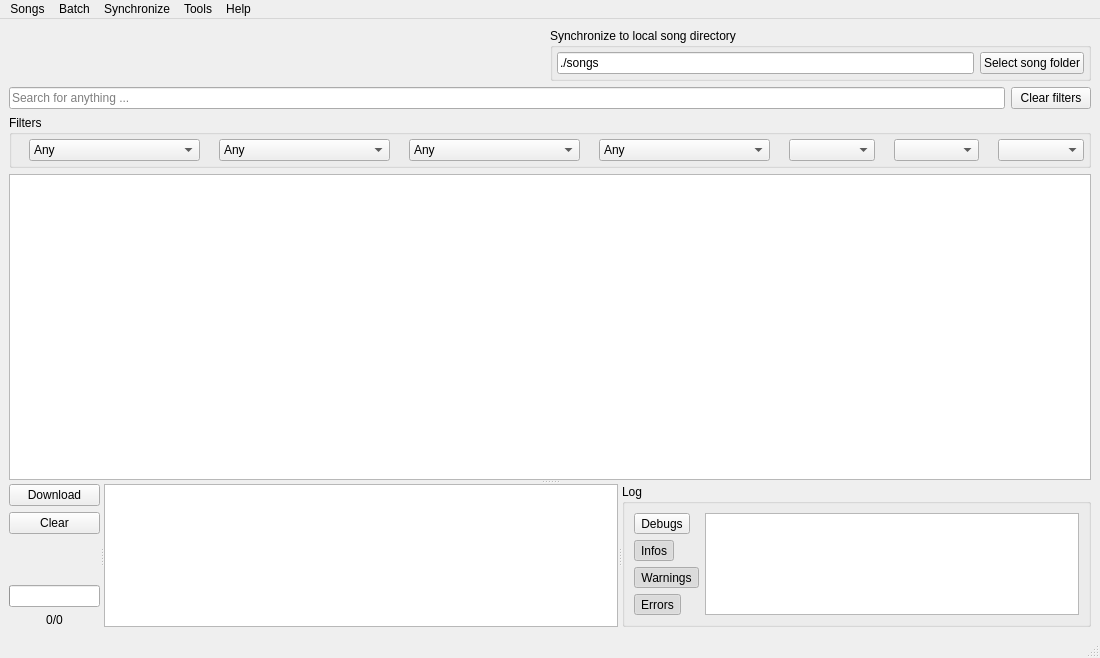
Above: src/usdb_syncer/gui/forms/MainWindow.ui from bohning/usdb_syncer before the change. Below: the same form after it.
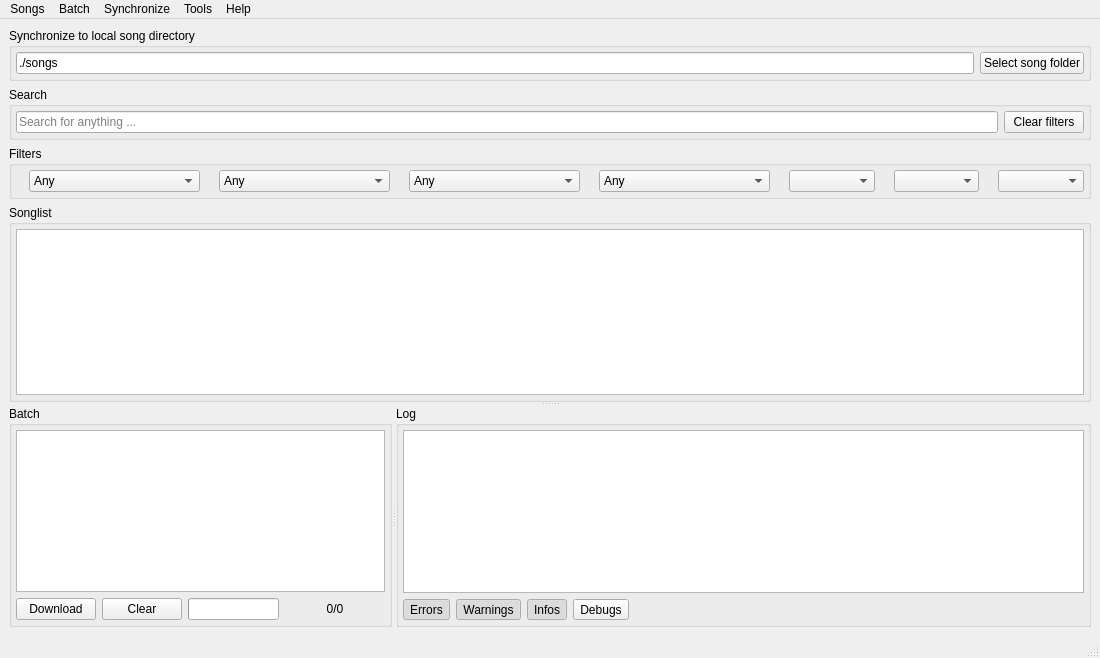
That is the form after the change. Icons and pictures are not drawn.

Commit message: Move some elements into groupboxes, rearrange layout

```diff
--- a/src/usdb_syncer/gui/forms/MainWindow.ui
+++ b/src/usdb_syncer/gui/forms/MainWindow.ui
@@ -14,22 +14,7 @@
    <string>USDB Syncer</string>
   </property>
   <widget class="QWidget" name="centralwidget">
-   <layout class="QVBoxLayout" name="verticalLayout_2">
-    <item>
-     <layout class="QHBoxLayout" name="horizontalLayout_3">
-      <item>
-       <spacer name="horizontalSpacer">
-        <property name="orientation">
-         <enum>Qt::Horizontal</enum>
-        </property>
-        <property name="sizeHint" stdset="0">
-         <size>
-          <width>347</width>
-          <height>17</height>
-         </size>
-        </property>
-       </spacer>
-      </item>
+   <layout class="QVBoxLayout" name="verticalLayout_4">
       <item>
        <widget class="QGroupBox" name="groupBox_2">
         <property name="title">
@@ -78,10 +63,24 @@
         </layout>
        </widget>
       </item>
-     </layout>
-    </item>
     <item>
-     <layout class="QHBoxLayout" name="horizontalLayout_7">
+     <widget class="QGroupBox" name="groupBox_4">
+      <property name="title">
+       <string>Search</string>
+      </property>
+      <layout class="QHBoxLayout" name="horizontalLayout_2">
+       <property name="leftMargin">
+        <number>4</number>
+       </property>
+       <property name="topMargin">
+        <number>4</number>
+       </property>
+       <property name="rightMargin">
+        <number>4</number>
+       </property>
+       <property name="bottomMargin">
+        <number>4</number>
+       </property>
       <item>
        <widget class="QLineEdit" name="lineEdit_search">
         <property name="placeholderText">
@@ -101,9 +100,10 @@
        </widget>
       </item>
      </layout>
+     </widget>
     </item>
     <item>
-     <widget class="QGroupBox" name="groupBox_4">
+     <widget class="QGroupBox" name="groupBox_filters">
       <property name="sizePolicy">
        <sizepolicy hsizetype="MinimumExpanding" vsizetype="Preferred">
         <horstretch>0</horstretch>
@@ -375,6 +375,24 @@
       <property name="orientation">
        <enum>Qt::Vertical</enum>
       </property>
+      <widget class="QGroupBox" name="groupBox_songlist">
+       <property name="title">
+        <string>Songlist</string>
+       </property>
+       <layout class="QVBoxLayout" name="verticalLayout_2">
+        <property name="leftMargin">
+         <number>4</number>
+        </property>
+        <property name="topMargin">
+         <number>4</number>
+        </property>
+        <property name="rightMargin">
+         <number>4</number>
+        </property>
+        <property name="bottomMargin">
+         <number>4</number>
+        </property>
+        <item>
       <widget class="QTableView" name="view_list">
        <property name="sizePolicy">
         <sizepolicy hsizetype="Expanding" vsizetype="Expanding">
@@ -419,21 +437,72 @@
         <number>24</number>
        </attribute>
       </widget>
+        </item>
+       </layout>
+      </widget>
       <widget class="QSplitter" name="splitter_bottom">
-       <property name="sizePolicy">
-        <sizepolicy hsizetype="Expanding" vsizetype="Preferred">
-         <horstretch>0</horstretch>
-         <verstretch>1</verstretch>
-        </sizepolicy>
-       </property>
        <property name="orientation">
         <enum>Qt::Horizontal</enum>
        </property>
-       <widget class="QWidget" name="layoutWidget">
-        <layout class="QVBoxLayout" name="layout_batch_buttons">
-         <property name="spacing">
-          <number>6</number>
-         </property>
+       <widget class="QGroupBox" name="groupBox">
+        <property name="title">
+         <string>Batch</string>
+        </property>
+        <layout class="QVBoxLayout" name="verticalLayout">
+         <property name="leftMargin">
+          <number>4</number>
+         </property>
+         <property name="topMargin">
+          <number>4</number>
+         </property>
+         <property name="rightMargin">
+          <number>4</number>
+         </property>
+         <property name="bottomMargin">
+          <number>4</number>
+         </property>
+         <item>
+          <widget class="QTableView" name="view_batch">
+           <property name="sizePolicy">
+            <sizepolicy hsizetype="Expanding" vsizetype="Expanding">
+             <horstretch>3</horstretch>
+             <verstretch>0</verstretch>
+            </sizepolicy>
+           </property>
+           <property name="editTriggers">
+            <set>QAbstractItemView::NoEditTriggers</set>
+           </property>
+           <property name="alternatingRowColors">
+            <bool>true</bool>
+           </property>
+           <property name="selectionBehavior">
+            <enum>QAbstractItemView::SelectRows</enum>
+           </property>
+           <property name="sortingEnabled">
+            <bool>true</bool>
+           </property>
+           <attribute name="horizontalHeaderMinimumSectionSize">
+            <number>20</number>
+           </attribute>
+           <attribute name="horizontalHeaderDefaultSectionSize">
+            <number>20</number>
+           </attribute>
+           <attribute name="horizontalHeaderHighlightSections">
+            <bool>false</bool>
+           </attribute>
+           <attribute name="horizontalHeaderStretchLastSection">
+            <bool>true</bool>
+           </attribute>
+           <attribute name="verticalHeaderVisible">
+            <bool>false</bool>
+           </attribute>
+           <attribute name="verticalHeaderDefaultSectionSize">
+            <number>24</number>
+           </attribute>
+          </widget>
+         </item>
+         <item>
+          <layout class="QHBoxLayout" name="horizontalLayout">
          <item>
           <widget class="QPushButton" name="button_batch_download">
            <property name="enabled">
@@ -446,6 +515,12 @@
             <iconset resource="../resources/resources.qrc">
              <normaloff>:/icons/drive-download.png</normaloff>:/icons/drive-download.png</iconset>
            </property>
+             <property name="iconSize">
+              <size>
+               <width>20</width>
+               <height>20</height>
+              </size>
+             </property>
           </widget>
          </item>
          <item>
@@ -457,20 +532,13 @@
             <iconset resource="../resources/resources.qrc">
              <normaloff>:/icons/clipboard-empty.png</normaloff>:/icons/clipboard-empty.png</iconset>
            </property>
-          </widget>
-         </item>
-         <item>
-          <spacer name="verticalSpacer">
-           <property name="orientation">
-            <enum>Qt::Vertical</enum>
-           </property>
-           <property name="sizeHint" stdset="0">
+             <property name="iconSize">
             <size>
              <width>20</width>
-             <height>40</height>
-            </size>
-           </property>
-          </spacer>
+               <height>20</height>
+              </size>
+             </property>
+            </widget>
          </item>
          <item>
           <widget class="QProgressBar" name="bar_download_progress">
@@ -484,6 +552,12 @@
          </item>
          <item>
           <widget class="QLabel" name="label_download_progress">
+             <property name="minimumSize">
+              <size>
+               <width>100</width>
+               <height>0</height>
+              </size>
+             </property>
            <property name="text">
             <string>0/0</string>
            </property>
@@ -493,44 +567,8 @@
           </widget>
          </item>
         </layout>
-       </widget>
-       <widget class="QTableView" name="view_batch">
-        <property name="sizePolicy">
-         <sizepolicy hsizetype="Expanding" vsizetype="Expanding">
-          <horstretch>3</horstretch>
-          <verstretch>0</verstretch>
-         </sizepolicy>
-        </property>
-        <property name="editTriggers">
-         <set>QAbstractItemView::NoEditTriggers</set>
-        </property>
-        <property name="alternatingRowColors">
-         <bool>true</bool>
-        </property>
-        <property name="selectionBehavior">
-         <enum>QAbstractItemView::SelectRows</enum>
-        </property>
-        <property name="sortingEnabled">
-         <bool>true</bool>
-        </property>
-        <attribute name="horizontalHeaderMinimumSectionSize">
-         <number>20</number>
-        </attribute>
-        <attribute name="horizontalHeaderDefaultSectionSize">
-         <number>20</number>
-        </attribute>
-        <attribute name="horizontalHeaderHighlightSections">
-         <bool>false</bool>
-        </attribute>
-        <attribute name="horizontalHeaderStretchLastSection">
-         <bool>true</bool>
-        </attribute>
-        <attribute name="verticalHeaderVisible">
-         <bool>false</bool>
-        </attribute>
-        <attribute name="verticalHeaderDefaultSectionSize">
-         <number>24</number>
-        </attribute>
+         </item>
+        </layout>
        </widget>
        <widget class="QGroupBox" name="group_log">
         <property name="sizePolicy">
@@ -542,19 +580,72 @@
         <property name="title">
          <string>Log</string>
         </property>
-        <layout class="QHBoxLayout" name="_2">
-         <item>
           <layout class="QVBoxLayout" name="verticalLayout_3">
+         <property name="leftMargin">
+          <number>4</number>
+         </property>
+         <property name="topMargin">
+          <number>4</number>
+         </property>
+         <property name="rightMargin">
+          <number>4</number>
+         </property>
+         <property name="bottomMargin">
+          <number>4</number>
+         </property>
            <item>
-            <widget class="QToolButton" name="toolButton_debugs">
+          <widget class="QPlainTextEdit" name="plainTextEdit"/>
+         </item>
+         <item>
+          <layout class="QHBoxLayout" name="horizontalLayout_3">
+           <item>
+            <widget class="QToolButton" name="toolButton_errors">
+             <property name="toolTip">
+              <string>Errors</string>
+             </property>
              <property name="text">
-              <string>Debugs</string>
+              <string>Errors</string>
              </property>
              <property name="icon">
               <iconset resource="../resources/resources.qrc">
                <normaloff>:/icons/bug.png</normaloff>:/icons/bug.png</iconset>
              </property>
+             <property name="iconSize">
+              <size>
+               <width>20</width>
+               <height>20</height>
+              </size>
+             </property>
              <property name="checkable">
+              <bool>true</bool>
+             </property>
+             <property name="checked">
+              <bool>true</bool>
+             </property>
+            </widget>
+           </item>
+           <item>
+            <widget class="QToolButton" name="toolButton_warnings">
+             <property name="toolTip">
+              <string>Warnings</string>
+             </property>
+             <property name="text">
+              <string>Warnings</string>
+             </property>
+             <property name="icon">
+              <iconset resource="../resources/resources.qrc">
+               <normaloff>:/icons/warning.png</normaloff>:/icons/warning.png</iconset>
+             </property>
+             <property name="iconSize">
+              <size>
+               <width>20</width>
+               <height>20</height>
+              </size>
+             </property>
+             <property name="checkable">
+              <bool>true</bool>
+             </property>
+             <property name="checked">
               <bool>true</bool>
              </property>
             </widget>
@@ -571,26 +662,12 @@
               <iconset resource="../resources/resources.qrc">
                <normaloff>:/icons/info.png</normaloff>:/icons/info.png</iconset>
              </property>
-             <property name="checkable">
-              <bool>true</bool>
+             <property name="iconSize">
+              <size>
+               <width>20</width>
+               <height>20</height>
+              </size>
              </property>
-             <property name="checked">
-              <bool>true</bool>
-             </property>
-            </widget>
-           </item>
-           <item>
-            <widget class="QToolButton" name="toolButton_warnings">
-             <property name="toolTip">
-              <string>Warnings</string>
-             </property>
-             <property name="text">
-              <string>Warnings</string>
-             </property>
-             <property name="icon">
-              <iconset resource="../resources/resources.qrc">
-               <normaloff>:/icons/warning.png</normaloff>:/icons/warning.png</iconset>
-             </property>
              <property name="checkable">
               <bool>true</bool>
              </property>
@@ -600,43 +677,40 @@
             </widget>
            </item>
            <item>
-            <widget class="QToolButton" name="toolButton_errors">
-             <property name="toolTip">
-              <string>Errors</string>
-             </property>
+            <widget class="QToolButton" name="toolButton_debugs">
              <property name="text">
-              <string>Errors</string>
+              <string>Debugs</string>
              </property>
              <property name="icon">
               <iconset resource="../resources/resources.qrc">
                <normaloff>:/icons/error.png</normaloff>:/icons/error.png</iconset>
              </property>
+             <property name="iconSize">
+              <size>
+               <width>20</width>
+               <height>20</height>
+              </size>
+             </property>
              <property name="checkable">
               <bool>true</bool>
              </property>
-             <property name="checked">
-              <bool>true</bool>
-             </property>
             </widget>
            </item>
            <item>
-            <spacer name="verticalSpacer_2">
+            <spacer name="horizontalSpacer">
              <property name="orientation">
-              <enum>Qt::Vertical</enum>
+              <enum>Qt::Horizontal</enum>
              </property>
              <property name="sizeHint" stdset="0">
               <size>
-               <width>20</width>
-               <height>40</height>
+               <width>40</width>
+               <height>20</height>
               </size>
              </property>
             </spacer>
            </item>
           </layout>
          </item>
-         <item>
-          <widget class="QPlainTextEdit" name="plainTextEdit"/>
-         </item>
         </layout>
        </widget>
       </widget>
```
Left out of the diff: 4 changed lines with no effect on the pictures. Lines whose indentation alone changed are shown as unchanged.
